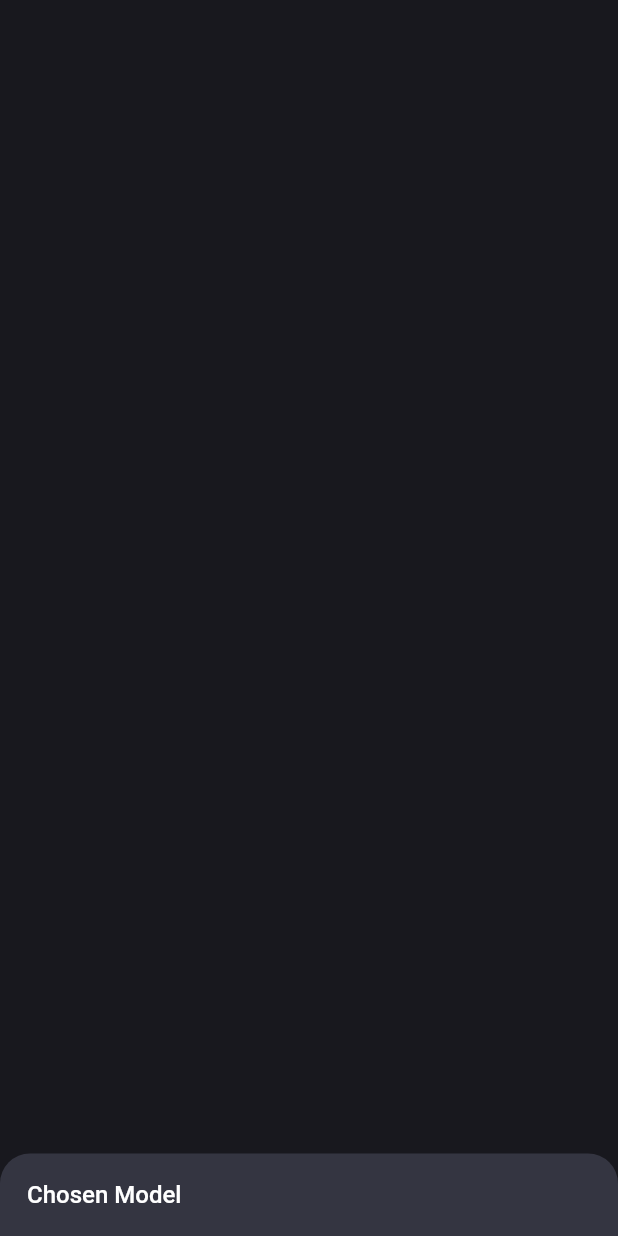
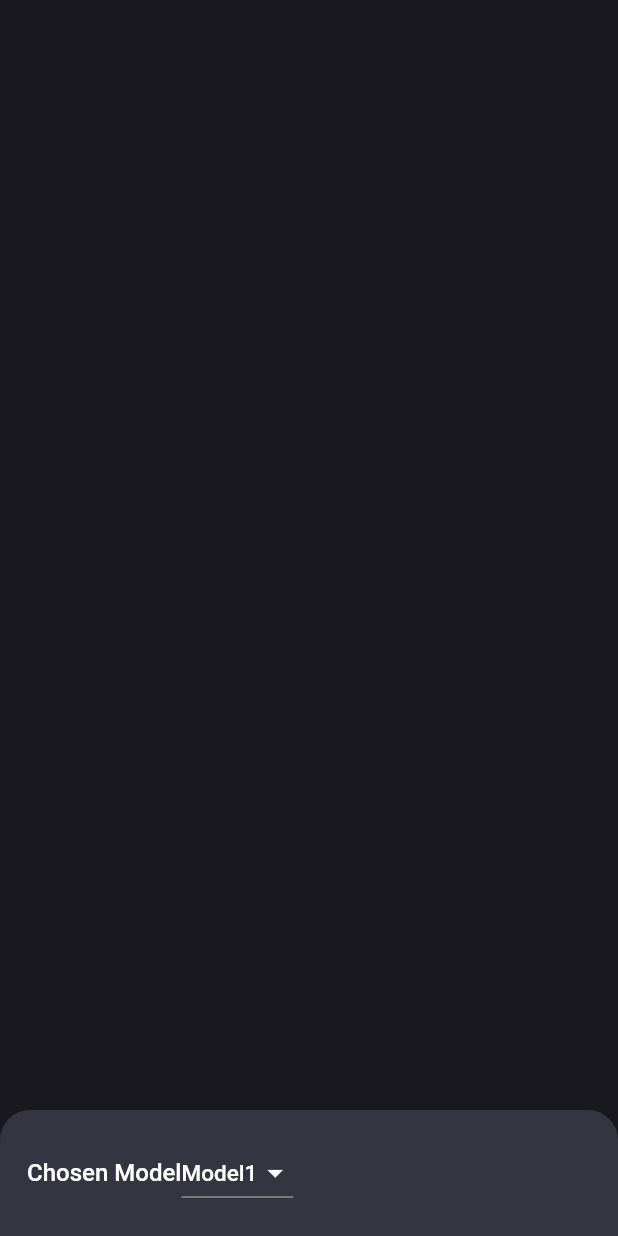
Before and after one commit to mhmdVoj/GptMan, a Flutter app: what showModalSheet() shows on an empty page, opened directly, on a phone screen of 412 x 824 dp. Run offline on Flutter 3.47's test engine with Material 2 defaults, Android fonts, the phone set to English and light mode, and no system bars; our stand-ins replace flutter_spinkit.

Commit message:
dropDown

```diff
--- a/lib/services/services.dart
+++ b/lib/services/services.dart
@@ -1,4 +1,5 @@
 import 'package:flutter/material.dart';
+import 'package:gpt_man/utils/widgets/deop_down.dart';
 
 import '../utils/constants.dart';
 import '../utils/widgets/text_widget.dart';
@@ -12,14 +13,17 @@ class Services {
         context: context,
         builder: (context) {
           return const Padding(
-            padding:  EdgeInsets.all(18.0),
+            padding: EdgeInsets.all(18.0),
             child: Row(
               children: [
                 Flexible(
                     child: TextWidget(
                   label: "Chosen Model",
                   fontSize: 16,
-                ))
+                )),
+                Flexible(
+                    flex: 2,
+                    child: ModelDropDownWidget())
               ],
             ),
           );
--- a/lib/utils/constants.dart
+++ b/lib/utils/constants.dart
@@ -1,32 +1,32 @@
-
-
 import 'dart:ui';
 
-Color scaffoldBackgroundColor= const Color(0xff343541);
+import 'package:flutter/material.dart';
+import 'package:gpt_man/utils/widgets/text_widget.dart';
+
+Color scaffoldBackgroundColor = const Color(0xff343541);
 Color cardColor = const Color(0xff444654);
 
+List<String> models = [
+  'Model1',
+  'Model2',
+  'Model3',
+  'Model4',
+  'Model5',
+  'Model6',
+];
 
-// List<String> models = [
-//   'Model1',
-//   'Model2',
-//   'Model3',
-//   'Model4',
-//   'Model5',
-//   'Model6',
-// ];
-
-// List<DropdownMenuItem<String>>? get getModelsItem {
-//   List<DropdownMenuItem<String>>? modelsItems =
-//       List<DropdownMenuItem<String>>.generate(
-//           models.length,
-//           (index) => DropdownMenuItem(
-//               value: models[index],
-//               child: TextWidget(
-//                 label: models[index],
-//                 fontSize: 15,
-//               )));
-//   return modelsItems;
-// }
+List<DropdownMenuItem<String>>? get getModelsItem {
+  List<DropdownMenuItem<String>>? modelsItems =
+      List<DropdownMenuItem<String>>.generate(
+          models.length,
+          (index) => DropdownMenuItem(
+              value: models[index],
+              child: TextWidget(
+                label: models[index],
+                fontSize: 15,
+              )));
+  return modelsItems;
+}
 
 final chatMessages = [
   {
--- /dev/null
+++ b/lib/utils/widgets/deop_down.dart
@@ -0,0 +1,28 @@
+import 'package:flutter/cupertino.dart';
+import 'package:flutter/material.dart';
+import 'package:gpt_man/utils/constants.dart';
+
+class ModelDropDownWidget extends StatefulWidget {
+  const ModelDropDownWidget({Key? key}) : super(key: key);
+
+  @override
+  State<ModelDropDownWidget> createState() => _ModelDropDownWidgetState();
+}
+
+class _ModelDropDownWidgetState extends State<ModelDropDownWidget> {
+  String currentModel = "Model1";
+
+  @override
+  Widget build(BuildContext context) {
+    return DropdownButton(
+        dropdownColor: scaffoldBackgroundColor,
+        iconEnabledColor: Colors.white,
+        items: getModelsItem,
+        value: currentModel,
+        onChanged: (value) {
+          setState(() {
+            currentModel = value.toString();
+          });
+        });
+  }
+}
```
